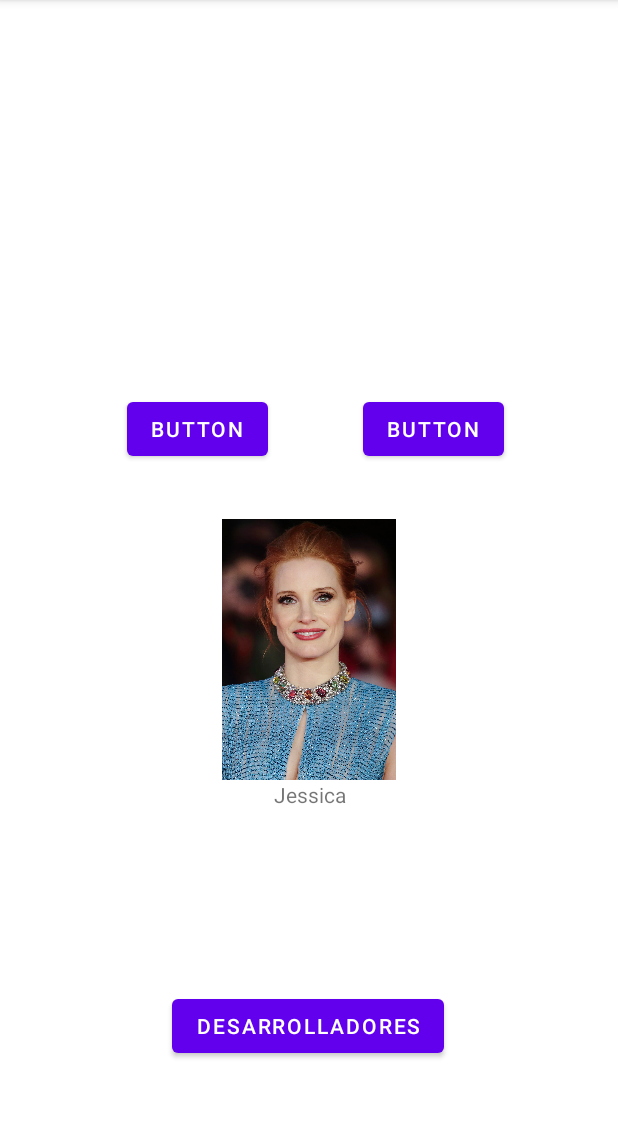
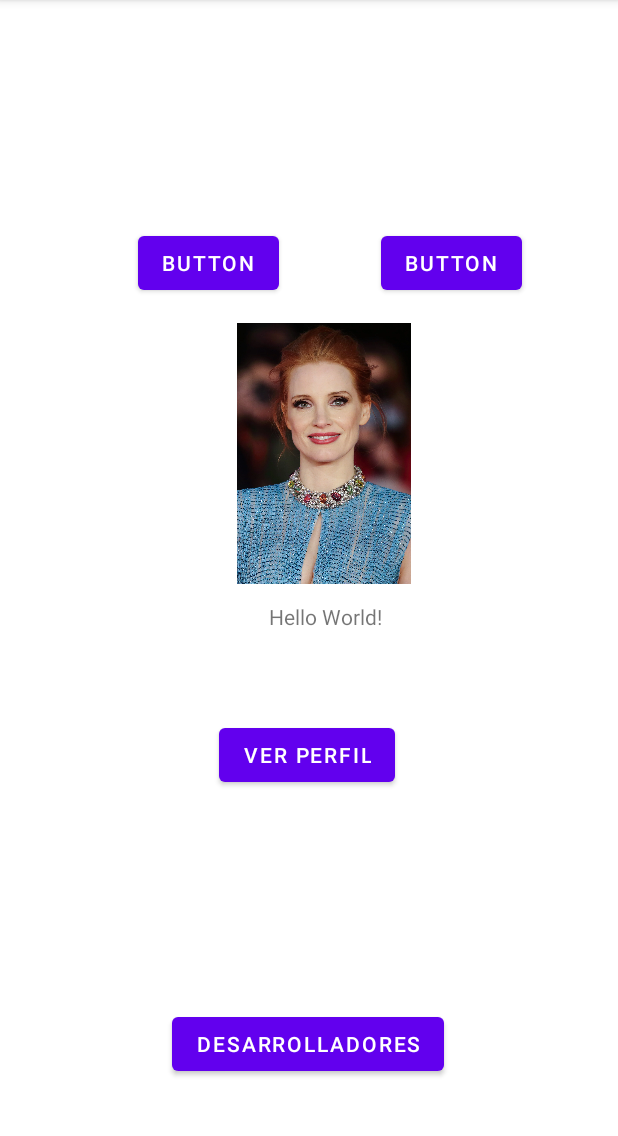
Before and after one commit to majo08velas/finalMoviles, an Android app: the screen it shows after launch (MainActivity), after a tap on "BUTTON", on a phone screen of 412 x 824 dp, the part 84-1220 px from its top. Run offline under Robolectric (Android 15) with nearby library versions, the phone set to English and light mode, and no system bars; 3 statements that could not run were skipped.

Commit message:
Navegación activity profile, shared preferences

```diff
--- a/app/src/main/AndroidManifest.xml
+++ b/app/src/main/AndroidManifest.xml
@@ -3,6 +3,7 @@
     xmlns:tools="http://schemas.android.com/tools">
 
     <application
+        android:name=".ActorPrefs"
         android:allowBackup="true"
         android:dataExtractionRules="@xml/data_extraction_rules"
         android:fullBackupContent="@xml/backup_rules"
@@ -12,6 +13,13 @@
         android:supportsRtl="true"
         android:theme="@style/Theme.MyApplication"
         tools:targetApi="31">
+        <activity
+            android:name=".ProfileActor"
+            android:exported="false">
+            <meta-data
+                android:name="android.app.lib_name"
+                android:value="" />
+        </activity>
         <activity
             android:name=".MainActivity"
             android:exported="true">
--- a/app/src/main/java/com/example/myapplication/Actor.kt
+++ b/app/src/main/java/com/example/myapplication/Actor.kt
@@ -1,5 +1,3 @@
 package com.example.myapplication
 
-import androidx.appcompat.widget.AppCompatImageView
-
-data class Actor(val name: String, val age: Int, val image:Int)
+open class Actor(val fistName: String, val age: Int, val image:Int)
--- a/app/src/main/java/com/example/myapplication/MainActivity.kt
+++ b/app/src/main/java/com/example/myapplication/MainActivity.kt
@@ -1,10 +1,12 @@
 package com.example.myapplication
 
+import android.content.Intent
 import androidx.appcompat.app.AppCompatActivity
 import android.os.Bundle
 import android.widget.Button
 import android.widget.ImageView
 import android.widget.TextView
+import com.example.myapplication.ActorPrefs.Companion.prefs
 
 class MainActivity : AppCompatActivity() {
     override fun onCreate(savedInstanceState: Bundle?) {
@@ -13,28 +15,50 @@ class MainActivity : AppCompatActivity() {
 
         val buttonUno: Button = findViewById(R.id.button)
         val buttonDos: Button = findViewById(R.id.button2)
+        val buttonProfileActor:Button = findViewById(R.id.button4)
+
         val buttonDesarrolladores: Button = findViewById(R.id.button3)
 
         val imageView: ImageView = findViewById(R.id.imageView)
 
         val text: TextView = findViewById(R.id.cambiese)
 
+
+
+
         val actor1 = Actor("Matt", 12, R.drawable.matt)
         val actor2 = Actor("Jessica", 43,R.drawable.jessica )
+        val character1 = Character("Mark","Watney", "Astronauta",actor1)
+        val character2 = Character("Melissa","Lewis", "Astronauta",actor2)
+
+        // Valor por Defecto
+        var actor:Actor = Actor("Jessica", 43,R.drawable.jessica )
 
         buttonUno.setOnClickListener {
-            text.text = actor1.name
+            text.text = "${character1.name} ${character1.lastName}"
             imageView.setImageResource(actor1.image)
+            actor = actor1
+
         }
 
         buttonDos.setOnClickListener {
-            text.text = actor2.name
+            text.text = "${character2.name} ${character2.lastName}"
             imageView.setImageResource(actor2.image)
+            actor = actor2
+
+        }
+
+        buttonProfileActor.setOnClickListener {
+            val i = Intent(this, ProfileActor::class.java)
+            prefs.saveName("name",actor.fistName)
+            prefs.saveImage("image",actor.image)
+            startActivity(i)
         }
 
         buttonDesarrolladores.setOnClickListener {
             val dialog = CustomAbout()
             dialog.show(supportFragmentManager, "Custom About Me")
         }
+
     }
 }
--- a/app/src/main/res/layout/activity_main.xml
+++ b/app/src/main/res/layout/activity_main.xml
@@ -11,10 +11,46 @@
         android:id="@+id/imageView"
         android:layout_width="237dp"
         android:layout_height="174dp"
+        android:layout_marginBottom="12dp"
         android:src="@drawable/jessica"
         app:layout_constraintBottom_toTopOf="@+id/cambiese"
         app:layout_constraintEnd_toEndOf="parent"
+        app:layout_constraintHorizontal_bias="0.557"
         app:layout_constraintStart_toStartOf="parent" />
+
+    <Button
+        android:id="@+id/button2"
+        android:layout_width="wrap_content"
+        android:layout_height="wrap_content"
+        android:layout_marginEnd="48dp"
+        android:layout_marginBottom="16dp"
+        android:text="Button"
+        app:layout_constraintBottom_toTopOf="@+id/imageView"
+        app:layout_constraintEnd_toStartOf="@+id/button"
+        app:layout_constraintHorizontal_bias="0.819"
+        app:layout_constraintStart_toStartOf="parent" />
+
+    <Button
+        android:id="@+id/button4"
+        android:layout_width="wrap_content"
+        android:layout_height="wrap_content"
+        android:text="Ver perfil"
+        app:layout_constraintBottom_toTopOf="@+id/button3"
+        app:layout_constraintEnd_toEndOf="parent"
+        app:layout_constraintHorizontal_bias="0.496"
+        app:layout_constraintStart_toStartOf="parent"
+        app:layout_constraintTop_toBottomOf="@+id/cambiese"
+        app:layout_constraintVertical_bias="0.289" />
+
+    <Button
+        android:id="@+id/button"
+        android:layout_width="wrap_content"
+        android:layout_height="wrap_content"
+        android:layout_marginEnd="64dp"
+        android:layout_marginBottom="16dp"
+        android:text="Button"
+        app:layout_constraintBottom_toTopOf="@+id/imageView"
+        app:layout_constraintEnd_toEndOf="parent" />
 
     <TextView
         android:id="@+id/cambiese"
@@ -25,32 +61,10 @@
         android:text="Hello World!"
         app:layout_constraintBottom_toBottomOf="parent"
         app:layout_constraintEnd_toEndOf="parent"
-        app:layout_constraintHorizontal_bias="0.502"
+        app:layout_constraintHorizontal_bias="0.532"
         app:layout_constraintStart_toStartOf="parent"
         app:layout_constraintTop_toTopOf="parent"
-        app:layout_constraintVertical_bias="0.695" />
-
-    <Button
-        android:id="@+id/button2"
-        android:layout_width="wrap_content"
-        android:layout_height="wrap_content"
-        android:layout_marginEnd="48dp"
-        android:layout_marginBottom="36dp"
-        android:text="Button"
-        app:layout_constraintBottom_toTopOf="@+id/imageView"
-        app:layout_constraintEnd_toStartOf="@+id/button"
-        app:layout_constraintHorizontal_bias="0.844"
-        app:layout_constraintStart_toStartOf="parent" />
-
-    <Button
-        android:id="@+id/button"
-        android:layout_width="wrap_content"
-        android:layout_height="wrap_content"
-        android:layout_marginEnd="76dp"
-        android:layout_marginBottom="36dp"
-        android:text="Button"
-        app:layout_constraintBottom_toTopOf="@+id/imageView"
-        app:layout_constraintEnd_toEndOf="parent" />
+        app:layout_constraintVertical_bias="0.536" />
 
     <Button
         android:id="@+id/button3"
@@ -60,8 +74,9 @@
         android:text="Desarrolladores"
         app:layout_constraintBottom_toBottomOf="parent"
         app:layout_constraintEnd_toEndOf="parent"
-        app:layout_constraintHorizontal_bias="0.498"
+        app:layout_constraintHorizontal_bias="0.497"
         app:layout_constraintStart_toStartOf="parent"
-        app:layout_constraintTop_toBottomOf="@+id/cambiese" />
+        app:layout_constraintTop_toBottomOf="@+id/cambiese"
+        app:layout_constraintVertical_bias="0.8" />
 
 </androidx.constraintlayout.widget.ConstraintLayout>
```
